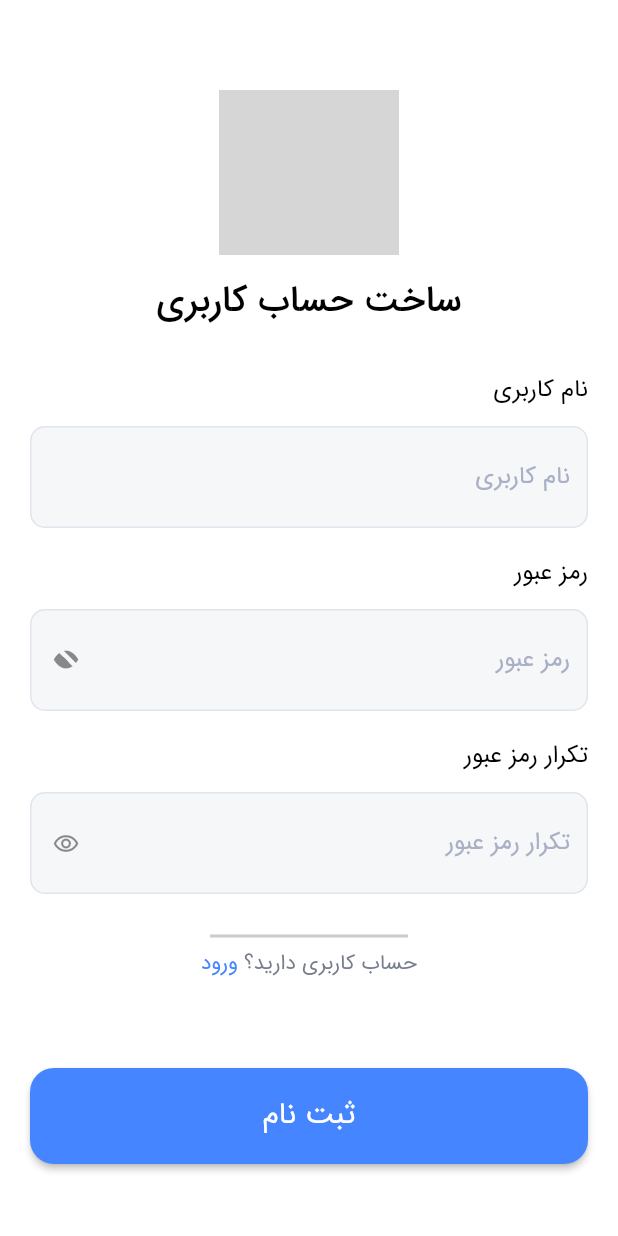
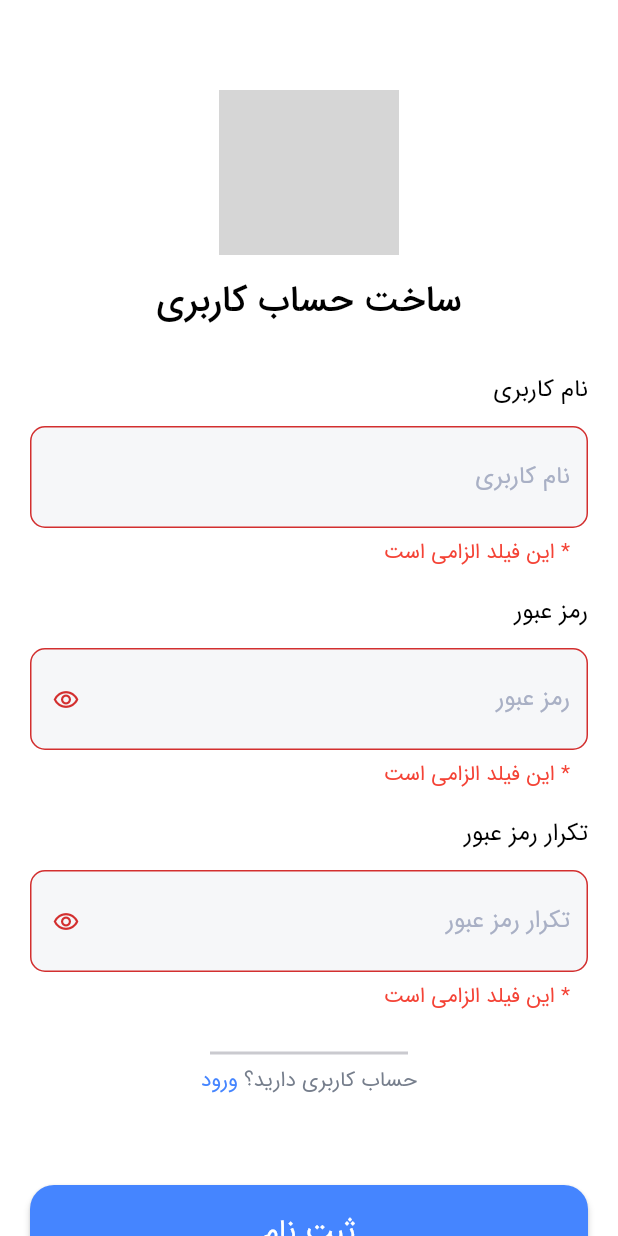
Before and after one commit to Hiwa-Shaloudegi/HomeSweet, a Flutter app: the SignUpScreen screen opened by its route, after a tap on "ثبت نام", on a phone screen of 412 x 824 dp. Run offline on Flutter 3.47's test engine with Material 2 defaults, Android fonts, the phone set to English and light mode, and no system bars; our stand-ins replace get; grey boxes are pictures that could not be loaded.

Commit message:
Add validator to TextFields (Need clean code)

```diff
--- /dev/null
+++ b/lib/controllers/setting_drawer_controller.dart
@@ -0,0 +1,3 @@
+import 'package:get/get.dart';
+
+class SettingDrawerController extends GetxController {}
--- a/lib/screens/auth/singup/signup_screen.dart
+++ b/lib/screens/auth/singup/signup_screen.dart
@@ -7,8 +7,15 @@ import 'package:home_sweet/screens/auth/widgets/save_button.dart';
 import '../login/login_screen.dart';
 import '../widgets/custom_text_field.dart';
 
-class SignUpScreen extends StatelessWidget {
+class SignUpScreen extends StatefulWidget {
   const SignUpScreen({super.key});
+
+  @override
+  State<SignUpScreen> createState() => _SignUpScreenState();
+}
+
+class _SignUpScreenState extends State<SignUpScreen> {
+  final _formKey = GlobalKey<FormState>();
 
   @override
   Widget build(BuildContext context) {
@@ -18,6 +25,7 @@ class SignUpScreen extends StatelessWidget {
           child: Padding(
             padding: const EdgeInsets.symmetric(horizontal: 20),
             child: Form(
+              key: _formKey,
               child: Container(
                 // color: Colors.amber,
                 child: Center(
@@ -38,15 +46,21 @@ class SignUpScreen extends StatelessWidget {
                         ),
                       ),
                       const SizedBox(height: 24),
-                      const CustomTextField(hintText: 'نام کاربری'),
-                      const CustomTextField.password(),
-                      const CustomTextField.repeatPassword(),
+                      CustomTextField(
+                        hintText: 'نام کاربری',
+                      ),
+                      CustomTextField.password(),
+                      CustomTextField.repeatPassword(),
                       const SizedBox(height: 8),
                       _goToLoginScreenSection(context),
                       const SizedBox(height: 60),
                       SaveButton(
                         text: 'ثبت نام',
-                        onPressed: () {},
+                        onPressed: () {
+                          if (_formKey.currentState!.validate()) {
+                            _formKey.currentState!.save();
+                          }
+                        },
                       ),
                     ],
                   ),
--- a/lib/screens/auth/widgets/custom_text_field.dart
+++ b/lib/screens/auth/widgets/custom_text_field.dart
@@ -1,5 +1,6 @@
 import 'package:flutter/material.dart';
 import 'package:home_sweet/my_custom_icon_icons.dart';
+import 'package:home_sweet/utils/validators.dart';
 
 class CustomTextField extends StatelessWidget {
   final String hintText;
@@ -7,10 +8,13 @@ class CustomTextField extends StatelessWidget {
   final Widget suffixIcon;
   final bool obscureText;
   final TextInputType keyboardType;
+  // final String? validator;
+  // final String? Function(String?) validator;
 
   const CustomTextField({
     super.key,
     required this.hintText,
+    // required this.validator,
     this.padding = 10,
     this.suffixIcon = const SizedBox.shrink(),
     this.obscureText = false,
@@ -19,17 +23,17 @@ class CustomTextField extends StatelessWidget {
 
   const CustomTextField.password({
     super.key,
+    // required this.validator,
     this.hintText = 'رمز عبور',
     this.padding = 10,
-    // TODO: Icon for eye in passeord field
-    this.suffixIcon =
-        const Icon(MyCustomIcon.eyeOff), //const Icon(MyCustomIcon.),
+    this.suffixIcon = const Icon(Icons.remove_red_eye_outlined),
     this.obscureText = true,
     this.keyboardType = TextInputType.number,
   });
 
   const CustomTextField.repeatPassword({
     super.key,
+    // required this.validator,
     this.hintText = 'تکرار رمز عبور',
     this.padding = 10,
     this.suffixIcon = const Icon(Icons.remove_red_eye_outlined),
@@ -50,13 +54,20 @@ class CustomTextField extends StatelessWidget {
           ),
           const SizedBox(height: 14),
           TextFormField(
+            autovalidateMode: AutovalidateMode.onUserInteraction,
             textInputAction: TextInputAction.next,
             keyboardType: keyboardType,
             obscureText: obscureText,
             decoration: InputDecoration(
+              errorStyle: const TextStyle(
+                color: Colors.red,
+                fontSize: 14,
+              ),
               suffixIcon: suffixIcon,
               hintText: hintText,
             ),
+            onSaved: (newValue) {},
+            validator: (value) => Validators.usernameValidator(value),
           ),
         ],
       ),
--- a/lib/screens/home/home_screen.dart
+++ b/lib/screens/home/home_screen.dart
@@ -14,7 +14,7 @@ class HomeScreen extends StatelessWidget {
     return Scaffold(
       extendBodyBehindAppBar: true,
       appBar: const CustomAppBar(),
-      drawer: AppDrawer(),
+      drawer: SettingDrawer(),
       body: SafeArea(
         child: Padding(
           padding: const EdgeInsets.symmetric(horizontal: 20),
--- a/lib/screens/home/widgets/app_drawer.dart
+++ b/lib/screens/home/widgets/app_drawer.dart
@@ -5,8 +5,8 @@ import '../../../constants/colors.dart';
 import '../../../my_custom_icon_icons.dart';
 import '../home_screen.dart';
 
-class AppDrawer extends StatelessWidget {
-  AppDrawer({super.key});
+class SettingDrawer extends StatelessWidget {
+  SettingDrawer({super.key});
 
   static const Map<String, dynamic> settingItems = {
     'حساب کاربری': Icon(MyCustomIcon.profile),
--- /dev/null
+++ b/lib/utils/validators.dart
@@ -0,0 +1,17 @@
+class Validators {
+  static String? passwordValidator(String? value) {
+    if (value == null || value.isEmpty) {
+      return '* این فیلد الزامی است';
+    } else if (value.contains(' ')) {
+      return 'اسپیس';
+    }
+  }
+
+  static String? usernameValidator(String? value) {
+    if (value == null || value.isEmpty) {
+      return '* این فیلد الزامی است';
+    } else if (value.length > 20) {
+      return 'بیشتر از 20 کاراکتر';
+    }
+  }
+}
```
Also changed, not shown: lib/screens/auth/login/login_screen.dart (+17 -4 lines).
